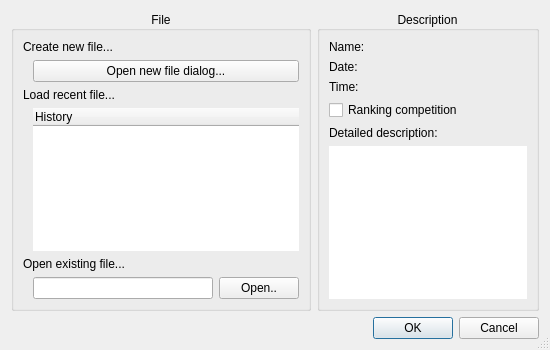
Above: ui/opendialog.ui from MrApe/OpenCompetition before the change. Below: the same form after it.
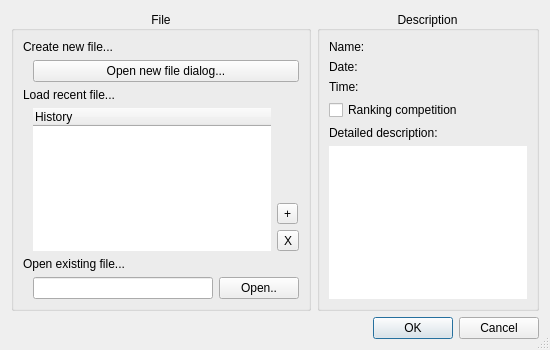
That is the form after the change. Icons and pictures are not drawn.

Commit message:
Tool buttons in open window
 + remove from history button
 + open from file button

Patch:
```diff
--- a/ui/opendialog.ui
+++ b/ui/opendialog.ui
@@ -135,6 +135,45 @@
             </column>
            </widget>
           </item>
+          <item>
+           <layout class="QVBoxLayout" name="verticalLayout_4">
+            <item>
+             <spacer name="verticalSpacer">
+              <property name="orientation">
+               <enum>Qt::Vertical</enum>
+              </property>
+              <property name="sizeHint" stdset="0">
+               <size>
+                <width>20</width>
+                <height>40</height>
+               </size>
+              </property>
+             </spacer>
+            </item>
+            <item>
+             <widget class="QToolButton" name="open">
+              <property name="text">
+               <string>+</string>
+              </property>
+              <property name="icon">
+               <iconset resource="../ressources.qrc">
+                <normaloff>:/ui/icons/images/icons/up_folder_64.png</normaloff>:/ui/icons/images/icons/up_folder_64.png</iconset>
+              </property>
+             </widget>
+            </item>
+            <item>
+             <widget class="QToolButton" name="remove">
+              <property name="text">
+               <string>X</string>
+              </property>
+              <property name="icon">
+               <iconset resource="../ressources.qrc">
+                <normaloff>:/ui/icons/images/icons/delete_x_64.png</normaloff>:/ui/icons/images/icons/delete_x_64.png</iconset>
+              </property>
+             </widget>
+            </item>
+           </layout>
+          </item>
          </layout>
         </item>
         <item>
```
Left out of the diff: 20 changed lines with no effect on the pictures. The commit also changes 6 other files.
